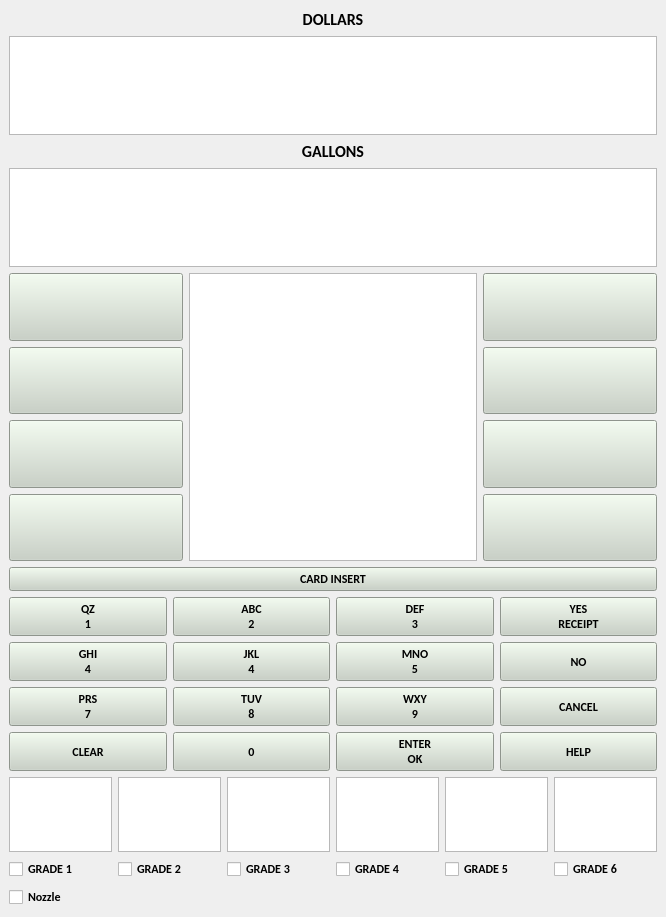
Above: pump.ui from rohithvegesna/DexSimulator before the change. Below: the same form after it.
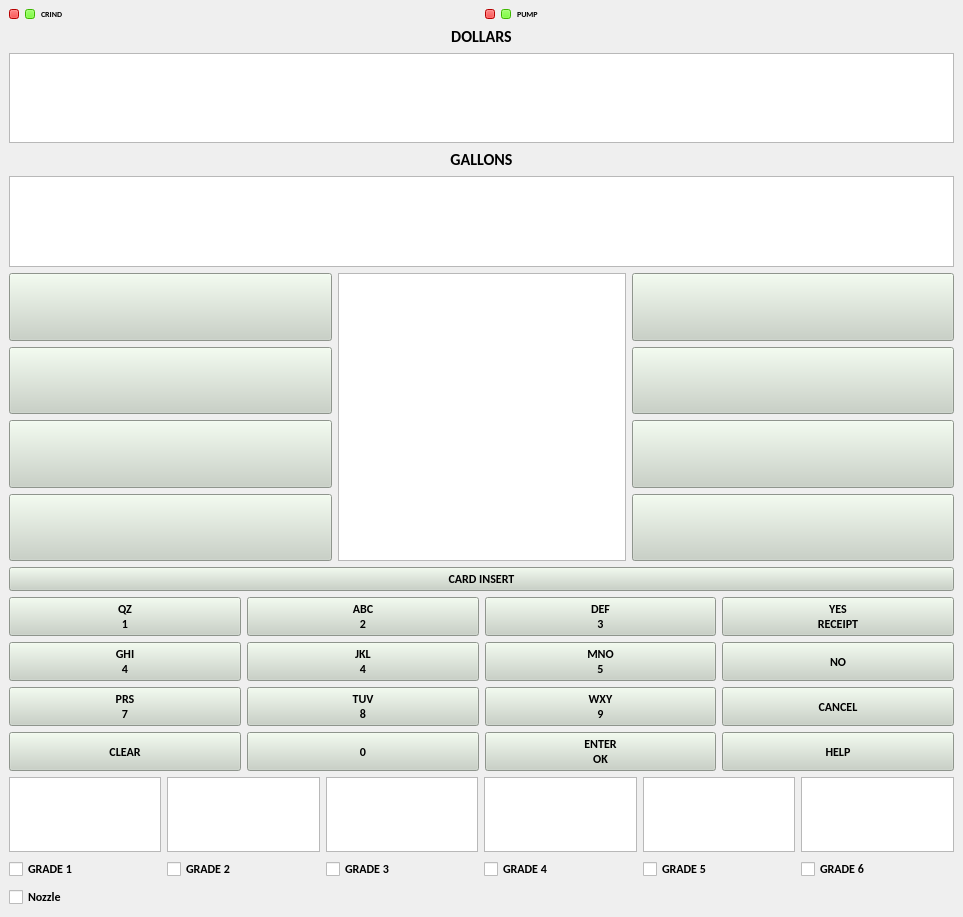
That is the form after the change.

```diff
--- a/pump.ui
+++ b/pump.ui
@@ -6,7 +6,7 @@
    <rect>
     <x>0</x>
     <y>0</y>
-    <width>666</width>
+    <width>963</width>
     <height>917</height>
    </rect>
   </property>
@@ -20,11 +20,176 @@
    <string notr="true"/>
   </property>
   <widget class="QWidget" name="centralwidget">
-   <layout class="QHBoxLayout" name="horizontalLayout_7">
+   <layout class="QHBoxLayout" name="horizontalLayout_12">
     <item>
      <layout class="QVBoxLayout" name="verticalLayout">
       <item>
        <layout class="QVBoxLayout" name="verticalLayout_11">
+        <item>
+         <layout class="QHBoxLayout" name="horizontalLayout_11">
+          <item>
+           <layout class="QHBoxLayout" name="horizontalLayout_8">
+            <item>
+             <layout class="QHBoxLayout" name="horizontalLayout_7">
+              <item>
+               <widget class="QPushButton" name="crindsendled">
+                <property name="sizePolicy">
+                 <sizepolicy hsizetype="Fixed" vsizetype="Fixed">
+                  <horstretch>0</horstretch>
+                  <verstretch>0</verstretch>
+                 </sizepolicy>
+                </property>
+                <property name="minimumSize">
+                 <size>
+                  <width>10</width>
+                  <height>10</height>
+                 </size>
+                </property>
+                <property name="maximumSize">
+                 <size>
+                  <width>10</width>
+                  <height>10</height>
+                 </size>
+                </property>
+                <property name="styleSheet">
+                 <string notr="true">background-color: rgb(255, 0, 0);</string>
+                </property>
+                <property name="text">
+                 <string/>
+                </property>
+               </widget>
+              </item>
+              <item>
+               <widget class="QPushButton" name="crindreceiveled">
+                <property name="sizePolicy">
+                 <sizepolicy hsizetype="Fixed" vsizetype="Fixed">
+                  <horstretch>0</horstretch>
+                  <verstretch>0</verstretch>
+                 </sizepolicy>
+                </property>
+                <property name="minimumSize">
+                 <size>
+                  <width>10</width>
+                  <height>10</height>
+                 </size>
+                </property>
+                <property name="maximumSize">
+                 <size>
+                  <width>10</width>
+                  <height>10</height>
+                 </size>
+                </property>
+                <property name="styleSheet">
+                 <string notr="true">background-color: rgb(85, 255, 0);</string>
+                </property>
+                <property name="text">
+                 <string/>
+                </property>
+               </widget>
+              </item>
+             </layout>
+            </item>
+            <item>
+             <widget class="QLabel" name="label_3">
+              <property name="font">
+               <font>
+                <family>Calibri</family>
+                <pointsize>6</pointsize>
+                <weight>75</weight>
+                <bold>true</bold>
+               </font>
+              </property>
+              <property name="text">
+               <string>CRIND</string>
+              </property>
+              <property name="alignment">
+               <set>Qt::AlignLeading|Qt::AlignLeft|Qt::AlignVCenter</set>
+              </property>
+             </widget>
+            </item>
+           </layout>
+          </item>
+          <item>
+           <layout class="QHBoxLayout" name="horizontalLayout_9">
+            <item>
+             <layout class="QHBoxLayout" name="horizontalLayout_10">
+              <item>
+               <widget class="QPushButton" name="pumpsendled">
+                <property name="sizePolicy">
+                 <sizepolicy hsizetype="Fixed" vsizetype="Fixed">
+                  <horstretch>0</horstretch>
+                  <verstretch>0</verstretch>
+                 </sizepolicy>
+                </property>
+                <property name="minimumSize">
+                 <size>
+                  <width>10</width>
+                  <height>10</height>
+                 </size>
+                </property>
+                <property name="maximumSize">
+                 <size>
+                  <width>10</width>
+                  <height>10</height>
+                 </size>
+                </property>
+                <property name="styleSheet">
+                 <string notr="true">background-color: rgb(255, 0, 0);</string>
+                </property>
+                <property name="text">
+                 <string/>
+                </property>
+               </widget>
+              </item>
+              <item>
+               <widget class="QPushButton" name="pumpreceiveled">
+                <property name="sizePolicy">
+                 <sizepolicy hsizetype="Fixed" vsizetype="Fixed">
+                  <horstretch>0</horstretch>
+                  <verstretch>0</verstretch>
+                 </sizepolicy>
+                </property>
+                <property name="minimumSize">
+                 <size>
+                  <width>10</width>
+                  <height>10</height>
+                 </size>
+                </property>
+                <property name="maximumSize">
+                 <size>
+                  <width>10</width>
+                  <height>10</height>
+                 </size>
+                </property>
+                <property name="styleSheet">
+                 <string notr="true">background-color: rgb(85, 255, 0);</string>
+                </property>
+                <property name="text">
+                 <string/>
+                </property>
+               </widget>
+              </item>
+             </layout>
+            </item>
+            <item>
+             <widget class="QLabel" name="label_4">
+              <property name="font">
+               <font>
+                <family>Calibri</family>
+                <pointsize>6</pointsize>
+                <weight>75</weight>
+                <bold>true</bold>
+               </font>
+              </property>
+              <property name="text">
+               <string>PUMP</string>
+              </property>
+             </widget>
+            </item>
+           </layout>
+          </item>
+         </layout>
+        </item>
         <item>
          <widget class="QLabel" name="label">
           <property name="font">
```
